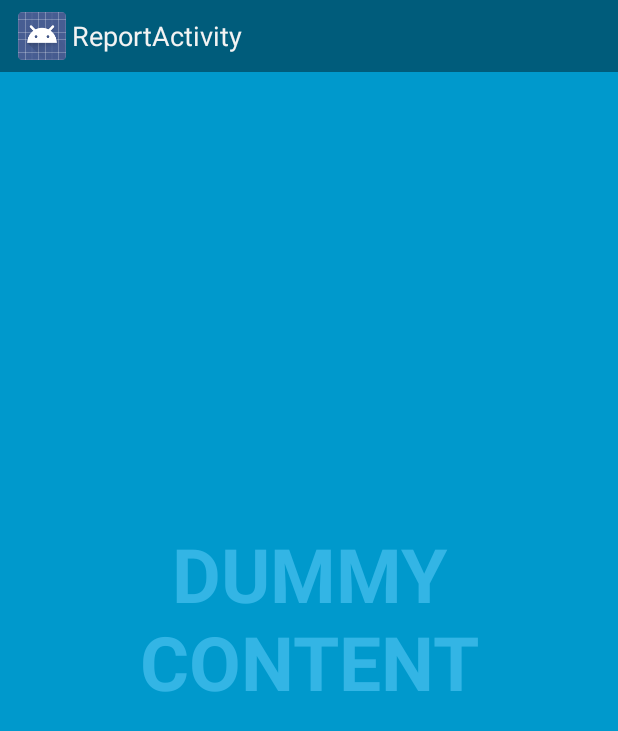
After one commit to hyorkim11/empaticae4, an Android app: the ReportActivity screen opened directly, with no data from a screen before it, on a phone screen of 412 x 824 dp. The commit adds this screen. Shown: the top 731 px of the screen. Run offline under Robolectric (Android 15) with nearby library versions, the phone set to English and light mode, and no system bars.

Commit message:
8/13/15 - 1:48PM

```diff
--- a/app/src/main/java/empaticae4/hrker/com/empaticae4/MainActivity.java
+++ b/app/src/main/java/empaticae4/hrker/com/empaticae4/MainActivity.java
@@ -64,7 +64,7 @@ public class MainActivity extends ActionBarActivity implements OnMenuItemClickLi
             @Override
             public void onClick(View view) {
 
-                Intent i = new Intent(getApplicationContext(), AssessmentActivity.class);
+                Intent i = new Intent(getApplicationContext(), ReportActivity.class);
                 startActivity(i);
             }
         });
@@ -107,7 +107,7 @@ public class MainActivity extends ActionBarActivity implements OnMenuItemClickLi
 
         MenuObject settings = new MenuObject("Settings");
         contact.setResource(R.mipmap.ic_launcher);
-        // // TODO: 8/13/15 enlarge the size of the icons
+        // TODO: 8/13/15 enlarge the size of the icons
 
         menuObjects.add(close);
         menuObjects.add(contact);
@@ -157,7 +157,7 @@ public class MainActivity extends ActionBarActivity implements OnMenuItemClickLi
     // Notifications
     public void sendNotification(View v) {
 
-        Intent notificationIntent = new Intent(this, AssessmentActivity.class);
+        Intent notificationIntent = new Intent(this, ReportActivity.class);
         PendingIntent contentIntent = PendingIntent.getActivity(this, 0, notificationIntent,
                 PendingIntent.FLAG_UPDATE_CURRENT);
 
--- /dev/null
+++ b/app/src/main/java/empaticae4/hrker/com/empaticae4/ReportActivity.java
@@ -0,0 +1,171 @@
+package empaticae4.hrker.com.empaticae4;
+
+import android.annotation.TargetApi;
+import android.app.Activity;
+import android.content.Intent;
+import android.os.Build;
+import android.os.Bundle;
+import android.os.Handler;
+import android.view.MotionEvent;
+import android.view.View;
+import android.widget.Button;
+
+import empaticae4.hrker.com.empaticae4.util.SystemUiHider;
+
+/**
+ * An example full-screen activity that shows and hides the system UI (i.e.
+ * status bar and navigation/system bar) with user interaction.
+ *
+ * @see SystemUiHider
+ */
+public class ReportActivity extends Activity {
+    /**
+     * Whether or not the system UI should be auto-hidden after
+     * {@link #AUTO_HIDE_DELAY_MILLIS} milliseconds.
+     */
+    private static final boolean AUTO_HIDE = true;
+
+    /**
+     * If {@link #AUTO_HIDE} is set, the number of milliseconds to wait after
+     * user interaction before hiding the system UI.
+     */
+    private static final int AUTO_HIDE_DELAY_MILLIS = 2000;
+
+    /**
+     * If set, will toggle the system UI visibility upon interaction. Otherwise,
+     * will show the system UI visibility upon interaction.
+     */
+    private static final boolean TOGGLE_ON_CLICK = true;
+
+    /**
+     * The flags to pass to {@link SystemUiHider#getInstance}.
+     */
+    private static final int HIDER_FLAGS = SystemUiHider.FLAG_HIDE_NAVIGATION;
+
+    /**
+     * The instance of the {@link SystemUiHider} for this activity.
+     */
+    private SystemUiHider mSystemUiHider;
+
+    private Button mCancel;
+
+    @Override
+    protected void onCreate(Bundle savedInstanceState) {
+        super.onCreate(savedInstanceState);
+
+        setContentView(R.layout.activity_report);
+
+        final View controlsView = findViewById(R.id.fullscreen_content_controls);
+        final View contentView = findViewById(R.id.fullscreen_content);
+
+        // Set up an instance of SystemUiHider to control the system UI for
+        // this activity.
+        mSystemUiHider = SystemUiHider.getInstance(this, contentView, HIDER_FLAGS);
+        mSystemUiHider.setup();
+        mSystemUiHider
+                .setOnVisibilityChangeListener(new SystemUiHider.OnVisibilityChangeListener() {
+                    // Cached values.
+                    int mControlsHeight;
+                    int mShortAnimTime;
+
+                    @Override
+                    @TargetApi(Build.VERSION_CODES.HONEYCOMB_MR2)
+                    public void onVisibilityChange(boolean visible) {
+                        if (Build.VERSION.SDK_INT >= Build.VERSION_CODES.HONEYCOMB_MR2) {
+                            // If the ViewPropertyAnimator API is available
+                            // (Honeycomb MR2 and later), use it to animate the
+                            // in-layout UI controls at the bottom of the
+                            // screen.
+                            if (mControlsHeight == 0) {
+                                mControlsHeight = controlsView.getHeight();
+                            }
+                            if (mShortAnimTime == 0) {
+                                mShortAnimTime = getResources().getInteger(
+                                        android.R.integer.config_shortAnimTime);
+                            }
+                            controlsView.animate()
+                                    .translationY(visible ? 0 : mControlsHeight)
+                                    .setDuration(mShortAnimTime);
+                        } else {
+                            // If the ViewPropertyAnimator APIs aren't
+                            // available, simply show or hide the in-layout UI
+                            // controls.
+                            controlsView.setVisibility(visible ? View.VISIBLE : View.GONE);
+                        }
+
+                        if (visible && AUTO_HIDE) {
+                            // Schedule a hide().
+                            delayedHide(AUTO_HIDE_DELAY_MILLIS);
+                        }
+                    }
+                });
+
+        // Set up the user interaction to manually show or hide the system UI.
+        contentView.setOnClickListener(new View.OnClickListener() {
+            @Override
+            public void onClick(View view) {
+                if (TOGGLE_ON_CLICK) {
+                    mSystemUiHider.toggle();
+                } else {
+                    mSystemUiHider.show();
+                }
+            }
+        });
+
+        // Upon interacting with UI controls, delay any scheduled hide()
+        // operations to prevent the jarring behavior of controls going away
+        // while interacting with the UI.
+        findViewById(R.id.btn_cancel).setOnTouchListener(mDelayHideTouchListener);
+        mCancel = (Button) findViewById(R.id.btn_cancel);
+        mCancel.setOnClickListener(new View.OnClickListener() {
+            @Override
+            public void onClick(View view) {
+                Intent i = new Intent(getApplicationContext(), MainActivity.class);
+                startActivity(i);
+            }
+        });
+    }
+
+    @Override
+    protected void onPostCreate(Bundle savedInstanceState) {
+        super.onPostCreate(savedInstanceState);
+
+        // Trigger the initial hide() shortly after the activity has been
+        // created, to briefly hint to the user that UI controls
+        // are available.
+        delayedHide(100);
+    }
+
+
+    /**
+     * Touch listener to use for in-layout UI controls to delay hiding the
+     * system UI. This is to prevent the jarring behavior of controls going away
+     * while interacting with activity UI.
+     */
+    View.OnTouchListener mDelayHideTouchListener = new View.OnTouchListener() {
+        @Override
+        public boolean onTouch(View view, MotionEvent motionEvent) {
+            if (AUTO_HIDE) {
+                delayedHide(AUTO_HIDE_DELAY_MILLIS);
+            }
+            return false;
+        }
+    };
+
+    Handler mHideHandler = new Handler();
+    Runnable mHideRunnable = new Runnable() {
+        @Override
+        public void run() {
+            mSystemUiHider.hide();
+        }
+    };
+
+    /**
+     * Schedules a call to hide() in [delay] milliseconds, canceling any
+     * previously scheduled calls.
+     */
+    private void delayedHide(int delayMillis) {
+        mHideHandler.removeCallbacks(mHideRunnable);
+        mHideHandler.postDelayed(mHideRunnable, delayMillis);
+    }
+}
--- /dev/null
+++ b/app/src/main/java/empaticae4/hrker/com/empaticae4/util/SystemUiHider.java
@@ -0,0 +1,172 @@
+package empaticae4.hrker.com.empaticae4.util;
+
+import android.app.Activity;
+import android.os.Build;
+import android.view.View;
+
+/**
+ * A utility class that helps with showing and hiding system UI such as the
+ * status bar and navigation/system bar. This class uses backward-compatibility
+ * techniques described in <a href=
+ * "http://developer.android.com/training/backward-compatible-ui/index.html">
+ * Creating Backward-Compatible UIs</a> to ensure that devices running any
+ * version of Android OS are supported. More specifically, there are separate
+ * implementations of this abstract class: for newer devices,
+ * {@link #getInstance} will return a {@link SystemUiHiderHoneycomb} instance,
+ * while on older devices {@link #getInstance} will return a
+ * {@link SystemUiHiderBase} instance.
+ * <p/>
+ * For more on system bars, see <a href=
+ * "http://developer.android.com/design/get-started/ui-overview.html#system-bars"
+ * > System Bars</a>.
+ *
+ * @see android.view.View#setSystemUiVisibility(int)
+ * @see android.view.WindowManager.LayoutParams#FLAG_FULLSCREEN
+ */
+public abstract class SystemUiHider {
+    /**
+     * When this flag is set, the
+     * {@link android.view.WindowManager.LayoutParams#FLAG_LAYOUT_IN_SCREEN}
+     * flag will be set on older devices, making the status bar "float" on top
+     * of the activity layout. This is most useful when there are no controls at
+     * the top of the activity layout.
+     * <p/>
+     * This flag isn't used on newer devices because the <a
+     * href="http://developer.android.com/design/patterns/actionbar.html">action
+     * bar</a>, the most important structural element of an Android app, should
+     * be visible and not obscured by the system UI.
+     */
+    public static final int FLAG_LAYOUT_IN_SCREEN_OLDER_DEVICES = 0x1;
+
+    /**
+     * When this flag is set, {@link #show()} and {@link #hide()} will toggle
+     * the visibility of the status bar. If there is a navigation bar, show and
+     * hide will toggle low profile mode.
+     */
+    public static final int FLAG_FULLSCREEN = 0x2;
+
+    /**
+     * When this flag is set, {@link #show()} and {@link #hide()} will toggle
+     * the visibility of the navigation bar, if it's present on the device and
+     * the device allows hiding it. In cases where the navigation bar is present
+     * but cannot be hidden, show and hide will toggle low profile mode.
+     */
+    public static final int FLAG_HIDE_NAVIGATION = FLAG_FULLSCREEN | 0x4;
+
+    /**
+     * The activity associated with this UI hider object.
+     */
+    protected Activity mActivity;
+
+    /**
+     * The view on which {@link View#setSystemUiVisibility(int)} will be called.
+     */
+    protected View mAnchorView;
+
+    /**
+     * The current UI hider flags.
+     *
+     * @see #FLAG_FULLSCREEN
+     * @see #FLAG_HIDE_NAVIGATION
+     * @see #FLAG_LAYOUT_IN_SCREEN_OLDER_DEVICES
+     */
+    protected int mFlags;
+
+    /**
+     * The current visibility callback.
+     */
+    protected OnVisibilityChangeListener mOnVisibilityChangeListener = sDummyListener;
+
+    /**
+     * Creates and returns an instance of {@link SystemUiHider} that is
+     * appropriate for this device. The object will be either a
+     * {@link SystemUiHiderBase} or {@link SystemUiHiderHoneycomb} depending on
+     * the device.
+     *
+     * @param activity   The activity whose window's system UI should be
+     *                   controlled by this class.
+     * @param anchorView The view on which
+     *                   {@link View#setSystemUiVisibility(int)} will be called.
+     * @param flags      Either 0 or any combination of {@link #FLAG_FULLSCREEN},
+     *                   {@link #FLAG_HIDE_NAVIGATION}, and
+     *                   {@link #FLAG_LAYOUT_IN_SCREEN_OLDER_DEVICES}.
+     */
+    public static SystemUiHider getInstance(Activity activity, View anchorView, int flags) {
+        if (Build.VERSION.SDK_INT >= Build.VERSION_CODES.HONEYCOMB) {
+            return new SystemUiHiderHoneycomb(activity, anchorView, flags);
+        } else {
+            return new SystemUiHiderBase(activity, anchorView, flags);
+        }
+    }
+
+    protected SystemUiHider(Activity activity, View anchorView, int flags) {
+        mActivity = activity;
+        mAnchorView = anchorView;
+        mFlags = flags;
+    }
+
+    /**
+     * Sets up the system UI hider. Should be called from
+     * {@link Activity#onCreate}.
+     */
+    public abstract void setup();
+
+    /**
+     * Returns whether or not the system UI is visible.
+     */
+    public abstract boolean isVisible();
+
+    /**
+     * Hide the system UI.
+     */
+    public abstract void hide();
+
+    /**
+     * Show the system UI.
+     */
+    public abstract void show();
+
+    /**
+     * Toggle the visibility of the system UI.
+     */
+    public void toggle() {
+        if (isVisible()) {
+            hide();
+        } else {
+            show();
+        }
+    }
+
+    /**
+     * Registers a callback, to be triggered when the system UI visibility
+     * changes.
+     */
+    public void setOnVisibilityChangeListener(OnVisibilityChangeListener listener) {
+        if (listener == null) {
+            listener = sDummyListener;
+        }
+
+        mOnVisibilityChangeListener = listener;
+    }
+
+    /**
+     * A dummy no-op callback for use when there is no other listener set.
+     */
+    private static OnVisibilityChangeListener sDummyListener = new OnVisibilityChangeListener() {
+        @Override
+        public void onVisibilityChange(boolean visible) {
+        }
+    };
+
+    /**
+     * A callback interface used to listen for system UI visibility changes.
+     */
+    public interface OnVisibilityChangeListener {
+        /**
+         * Called when the system UI visibility has changed.
+         *
+         * @param visible True if the system UI is visible.
+         */
+        public void onVisibilityChange(boolean visible);
+    }
+}
--- /dev/null
+++ b/app/src/main/java/empaticae4/hrker/com/empaticae4/util/SystemUiHiderHoneycomb.java
@@ -0,0 +1,141 @@
+package empaticae4.hrker.com.empaticae4.util;
+
+import android.annotation.TargetApi;
+import android.app.Activity;
+import android.os.Build;
+import android.view.View;
+import android.view.WindowManager;
+
+/**
+ * An API 11+ implementation of {@link SystemUiHider}. Uses APIs available in
+ * Honeycomb and later (specifically {@link View#setSystemUiVisibility(int)}) to
+ * show and hide the system UI.
+ */
+@TargetApi(Build.VERSION_CODES.HONEYCOMB)
+public class SystemUiHiderHoneycomb extends SystemUiHiderBase {
+    /**
+     * Flags for {@link View#setSystemUiVisibility(int)} to use when showing the
+     * system UI.
+     */
+    private int mShowFlags;
+
+    /**
+     * Flags for {@link View#setSystemUiVisibility(int)} to use when hiding the
+     * system UI.
+     */
+    private int mHideFlags;
+
+    /**
+     * Flags to test against the first parameter in
+     * {@link android.view.View.OnSystemUiVisibilityChangeListener#onSystemUiVisibilityChange(int)}
+     * to determine the system UI visibility state.
+     */
+    private int mTestFlags;
+
+    /**
+     * Whether or not the system UI is currently visible. This is cached from
+     * {@link android.view.View.OnSystemUiVisibilityChangeListener}.
+     */
+    private boolean mVisible = true;
+
+    /**
+     * Constructor not intended to be called by clients. Use
+     * {@link SystemUiHider#getInstance} to obtain an instance.
+     */
+    protected SystemUiHiderHoneycomb(Activity activity, View anchorView, int flags) {
+        super(activity, anchorView, flags);
+
+        mShowFlags = View.SYSTEM_UI_FLAG_VISIBLE;
+        mHideFlags = View.SYSTEM_UI_FLAG_LOW_PROFILE;
+        mTestFlags = View.SYSTEM_UI_FLAG_LOW_PROFILE;
+
+        if ((mFlags & FLAG_FULLSCREEN) != 0) {
+            // If the client requested fullscreen, add flags relevant to hiding
+            // the status bar. Note that some of these constants are new as of
+            // API 16 (Jelly Bean). It is safe to use them, as they are inlined
+            // at compile-time and do nothing on pre-Jelly Bean devices.
+            mShowFlags |= View.SYSTEM_UI_FLAG_LAYOUT_FULLSCREEN;
+            mHideFlags |= View.SYSTEM_UI_FLAG_LAYOUT_FULLSCREEN
+                    | View.SYSTEM_UI_FLAG_FULLSCREEN;
+        }
+
+        if ((mFlags & FLAG_HIDE_NAVIGATION) != 0) {
+            // If the client requested hiding navigation, add relevant flags.
+            mShowFlags |= View.SYSTEM_UI_FLAG_LAYOUT_HIDE_NAVIGATION;
+            mHideFlags |= View.SYSTEM_UI_FLAG_LAYOUT_HIDE_NAVIGATION
+                    | View.SYSTEM_UI_FLAG_HIDE_NAVIGATION;
+            mTestFlags |= View.SYSTEM_UI_FLAG_HIDE_NAVIGATION;
+        }
+    }
+
+    /**
+     * {@inheritDoc}
+     */
+    @Override
+    public void setup() {
+        mAnchorView.setOnSystemUiVisibilityChangeListener(mSystemUiVisibilityChangeListener);
+    }
+
+    /**
+     * {@inheritDoc}
+     */
+    @Override
+    public void hide() {
+        mAnchorView.setSystemUiVisibility(mHideFlags);
+    }
+
+    /**
+     * {@inheritDoc}
+     */
+    @Override
+    public void show() {
+        mAnchorView.setSystemUiVisibility(mShowFlags);
+    }
+
+    /**
+     * {@inheritDoc}
+     */
+    @Override
+    public boolean isVisible() {
+        return mVisible;
+    }
+
+    private View.OnSystemUiVisibilityChangeListener mSystemUiVisibilityChangeListener
+            = new View.OnSystemUiVisibilityChangeListener() {
+        @Override
+        public void onSystemUiVisibilityChange(int vis) {
+            // Test against mTestFlags to see if the system UI is visible.
+            if ((vis & mTestFlags) != 0) {
+                if (Build.VERSION.SDK_INT < Build.VERSION_CODES.JELLY_BEAN) {
+                    // Pre-Jelly Bean, we must manually hide the action bar
+                    // and use the old window flags API.
+                    mActivity.getActionBar().hide();
+                    mActivity.getWindow().setFlags(
+                            WindowManager.LayoutParams.FLAG_FULLSCREEN,
+                            WindowManager.LayoutParams.FLAG_FULLSCREEN);
+                }
+
+                // Trigger the registered listener and cache the visibility
+                // state.
+                mOnVisibilityChangeListener.onVisibilityChange(false);
+                mVisible = false;
+
+            } else {
+                mAnchorView.setSystemUiVisibility(mShowFlags);
+                if (Build.VERSION.SDK_INT < Build.VERSION_CODES.JELLY_BEAN) {
+                    // Pre-Jelly Bean, we must manually show the action bar
+                    // and use the old window flags API.
+                    mActivity.getActionBar().show();
+                    mActivity.getWindow().setFlags(
+                            0,
+                            WindowManager.LayoutParams.FLAG_FULLSCREEN);
+                }
+
+                // Trigger the registered listener and cache the visibility
+                // state.
+                mOnVisibilityChangeListener.onVisibilityChange(true);
+                mVisible = true;
+            }
+        }
+    };
+}
--- /dev/null
+++ b/app/src/main/res/layout/activity_report.xml
@@ -0,0 +1,50 @@
+<FrameLayout xmlns:android="http://schemas.android.com/apk/res/android"
+    xmlns:tools="http://schemas.android.com/tools"
+    android:layout_width="match_parent"
+    android:layout_height="match_parent"
+    android:background="#0099cc"
+    tools:context="empaticae4.hrker.com.empaticae4.ReportActivity">
+
+    <!-- The primary full-screen view. This can be replaced with whatever view
+         is needed to present your content, e.g. VideoView, SurfaceView,
+         TextureView, etc. -->
+    <TextView
+        android:id="@+id/fullscreen_content"
+        android:layout_width="match_parent"
+        android:layout_height="match_parent"
+        android:gravity="center"
+        android:keepScreenOn="true"
+        android:text="@string/dummy_content"
+        android:textColor="#33b5e5"
+        android:textSize="50sp"
+        android:textStyle="bold" />
+
+    <!-- This FrameLayout insets its children based on system windows using
+         android:fitsSystemWindows. -->
+    <FrameLayout
+        android:layout_width="match_parent"
+        android:layout_height="match_parent"
+        android:fitsSystemWindows="true">
+
+        <LinearLayout
+            android:id="@+id/fullscreen_content_controls"
+            style="?metaButtonBarStyle"
+            android:layout_width="match_parent"
+            android:layout_height="wrap_content"
+            android:layout_gravity="bottom|center_horizontal"
+            android:background="@color/black_overlay"
+            android:orientation="horizontal"
+            tools:ignore="UselessParent">
+
+            <Button
+                android:id="@+id/btn_cancel"
+                style="?metaButtonBarButtonStyle"
+                android:layout_width="0dp"
+                android:layout_height="wrap_content"
+                android:layout_weight="1"
+                android:text="Cancel" />
+
+        </LinearLayout>
+    </FrameLayout>
+
+</FrameLayout>
--- /dev/null
+++ b/app/src/main/res/values-v11/styles.xml
@@ -0,0 +1,15 @@
+<resources>
+
+    <style name="FullscreenTheme" parent="android:Theme.Holo">
+        <item name="android:actionBarStyle">@style/FullscreenActionBarStyle</item>
+        <item name="android:windowActionBarOverlay">true</item>
+        <item name="android:windowBackground">@null</item>
+        <item name="metaButtonBarStyle">?android:attr/buttonBarStyle</item>
+        <item name="metaButtonBarButtonStyle">?android:attr/buttonBarButtonStyle</item>
+    </style>
+
+    <style name="FullscreenActionBarStyle" parent="android:Widget.Holo.ActionBar">
+        <item name="android:background">@color/black_overlay</item>
+    </style>
+
+</resources>
--- /dev/null
+++ b/app/src/main/res/values/colors.xml
@@ -0,0 +1,5 @@
+<resources>
+
+    <color name="black_overlay">#66000000</color>
+
+</resources>
--- a/app/src/main/res/values/strings.xml
+++ b/app/src/main/res/values/strings.xml
@@ -22,4 +22,8 @@
 
     <string name="hello_world">Hello world!</string>
     <string name="title_activity_live_stream">LiveStreamActivity</string>
+
+    <string name="title_activity_report">ReportActivity</string>
+    <string name="dummy_button">Dummy Button</string>
+    <string name="dummy_content">DUMMY\nCONTENT</string>
 </resources>
--- a/app/src/main/res/values/styles.xml
+++ b/app/src/main/res/values/styles.xml
@@ -10,4 +10,23 @@
         <item name="android:textColor">#26D0EB</item>
     </style>
 
+    <style name="FullscreenTheme" parent="android:Theme.NoTitleBar">
+        <item name="android:windowContentOverlay">@null</item>
+        <item name="android:windowBackground">@null</item>
+        <item name="metaButtonBarStyle">@style/ButtonBar</item>
+        <item name="metaButtonBarButtonStyle">@style/ButtonBarButton</item>
+    </style>
+
+    <!-- Backward-compatible version of ?android:attr/buttonBarStyle -->
+    <style name="ButtonBar">
+        <item name="android:paddingLeft">2dp</item>
+        <item name="android:paddingTop">5dp</item>
+        <item name="android:paddingRight">2dp</item>
+        <item name="android:paddingBottom">0dp</item>
+        <item name="android:background">@android:drawable/bottom_bar</item>
+    </style>
+
+    <!-- Backward-compatible version of ?android:attr/buttonBarButtonStyle -->
+    <style name="ButtonBarButton" />
+
 </resources>
```
Also changed, not shown: app/build.gradle (+4 -3 lines), app/src/main/AndroidManifest.xml (+7 -8 lines), app/src/main/java/empaticae4/hrker/com/empaticae4/AssessmentActivity.java (deleted, +0 -14 lines), app/src/main/java/empaticae4/hrker/com/empaticae4/util/SystemUiHiderBase.java (added, +63 -0 lines), app/src/main/res/layout/activity_assessment.xml (deleted, +0 -14 lines), app/src/main/res/values/attrs.xml (added, +12 -0 lines), 1 other file.
